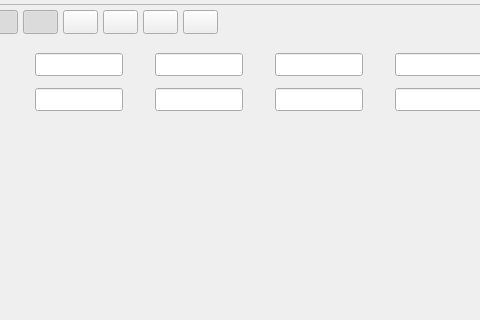
OpenImageDebugger/OpenImageDebugger, file ui/main_window.ui: the form before one commit; both pictures show x 338 to 818 and y 0 to 320 of the 1024 by 768 pixel window.
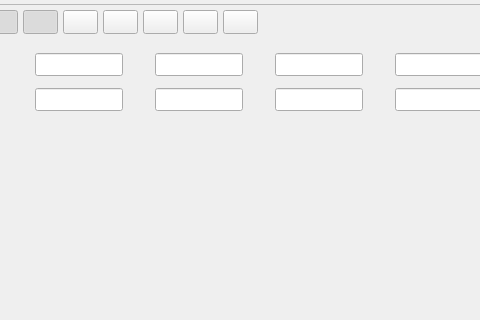
The form after the commit. Custom widgets are drawn as their Qt base class.

Commit message: Add button to activate Go To Pixel functionality

Diff of the .ui file:
```diff
--- a/ui/main_window.ui
+++ b/ui/main_window.ui
@@ -308,6 +308,25 @@
               <string>Rotate 90° counterclockwise</string>
              </property>
             </widget>
+            <widget class="QToolButton" name="go_to_pixel">
+             <property name="geometry">
+              <rect>
+               <x>250</x>
+               <y>0</y>
+               <width>35</width>
+               <height>24</height>
+              </rect>
+             </property>
+             <property name="toolTip">
+              <string>Go to pixel position</string>
+             </property>
+             <property name="text">
+              <string/>
+             </property>
+             <property name="checkable">
+              <bool>false</bool>
+             </property>
+            </widget>
            </widget>
           </item>
           <item>
```
Left out of the diff: 2 changed lines with no effect on the pictures. The commit also changes 7 other files.
